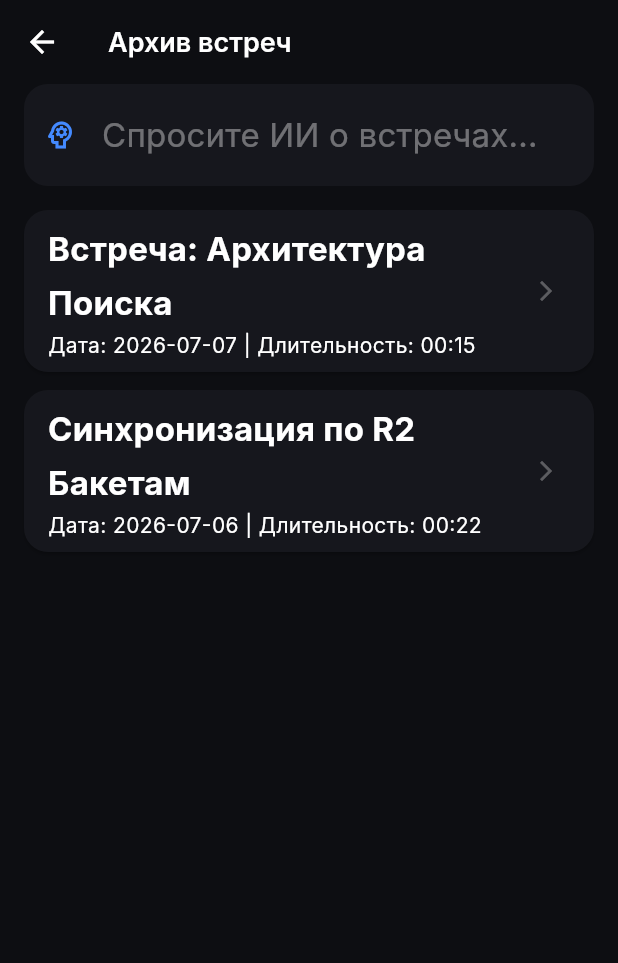
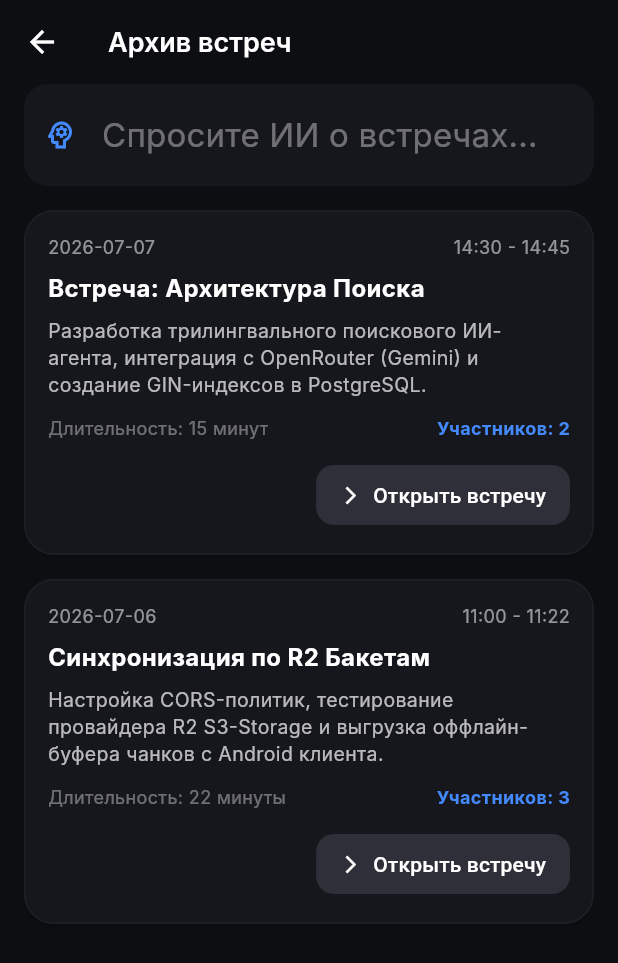
Before and after one commit to Dmytro-Salenko/AI-Meeting-translator, a Flutter app: the ArchiveScreen screen opened by its route, on a phone screen of 412 x 824 dp. Shown: the top 963 px of the screen. Run offline on Flutter 3.47's test engine with Material 3 defaults, Android fonts, the phone set to English and light mode, and no system bars; our stand-ins replace dio, equatable, flutter_bloc; Roboto replaces fonts that are missing (Inter).

Commit message:
feat: align archive and details screens with full T3 design specifications

```diff
--- a/ai_meeting_translator/lib/screens/archive_screen.dart
+++ b/ai_meeting_translator/lib/screens/archive_screen.dart
@@ -10,19 +10,25 @@ class ArchiveScreen extends StatefulWidget {
 class _ArchiveScreenState extends State<ArchiveScreen> {
   final TextEditingController _searchController = TextEditingController();
 
-  // Dummy archive list
+  // Dummy archive list with rich metadata matching T3
   final List<Map<String, dynamic>> _meetings = [
     {
       "id": "meeting_demo_1",
       "title": "Встреча: Архитектура Поиска",
       "date": "2026-07-07",
-      "duration": "00:15",
+      "time": "14:30 - 14:45",
+      "duration": "15 минут",
+      "summary": "Разработка трилингвального поискового ИИ-агента, интеграция с OpenRouter (Gemini) и создание GIN-индексов в PostgreSQL.",
+      "participants_count": 2,
     },
     {
       "id": "meeting_demo_2",
       "title": "Синхронизация по R2 Бакетам",
       "date": "2026-07-06",
-      "duration": "00:22",
+      "time": "11:00 - 11:22",
+      "duration": "22 минуты",
+      "summary": "Настройка CORS-политик, тестирование провайдера R2 S3-Storage и выгрузка оффлайн-буфера чанков с Android клиента.",
+      "participants_count": 3,
     }
   ];
 
@@ -176,15 +182,71 @@ class _ArchiveScreenState extends State<ArchiveScreen> {
         final meeting = _meetings[index];
         return Card(
           color: const Color(0xFF16171D),
-          margin: const EdgeInsets.only(bottom: 12),
-          shape: RoundedRectangleBorder(borderRadius: BorderRadius.circular(16)),
-          child: ListTile(
-            onTap: () {
-              Navigator.pushNamed(context, '/details', arguments: meeting["id"]);
-            },
-            title: Text(meeting["title"]!, style: const TextStyle(fontWeight: FontWeight.bold)),
-            subtitle: Text("Дата: ${meeting['date']!} | Длительность: ${meeting['duration']!}"),
-            trailing: const Icon(Icons.arrow_forward_ios, size: 16, color: Colors.white30),
+          margin: const EdgeInsets.only(bottom: 16),
+          shape: RoundedRectangleBorder(
+            borderRadius: BorderRadius.circular(20),
+            side: BorderSide(color: Colors.white.withOpacity(0.04)),
+          ),
+          child: Padding(
+            padding: const EdgeInsets.all(16.0),
+            child: Column(
+              crossAxisAlignment: CrossAxisAlignment.start,
+              children: [
+                Row(
+                  mainAxisAlignment: MainAxisAlignment.spaceBetween,
+                  children: [
+                    Text(
+                      meeting["date"]!,
+                      style: const TextStyle(color: Colors.white54, fontSize: 12),
+                    ),
+                    Text(
+                      meeting["time"]!,
+                      style: const TextStyle(color: Colors.white54, fontSize: 12),
+                    ),
+                  ],
+                ),
+                const SizedBox(height: 8),
+                Text(
+                  meeting["title"]!,
+                  style: const TextStyle(fontWeight: FontWeight.bold, fontSize: 16, color: Colors.white),
+                ),
+                const SizedBox(height: 8),
+                Text(
+                  meeting["summary"]!,
+                  style: const TextStyle(color: Colors.white70, fontSize: 13, height: 1.4),
+                ),
+                const SizedBox(height: 12),
+                Row(
+                  mainAxisAlignment: MainAxisAlignment.spaceBetween,
+                  children: [
+                    Text(
+                      "Длительность: ${meeting['duration']!}",
+                      style: const TextStyle(color: Colors.white38, fontSize: 12),
+                    ),
+                    Text(
+                      "Участников: ${meeting['participants_count']}",
+                      style: const TextStyle(color: Colors.blueAccent, fontSize: 12, fontWeight: FontWeight.bold),
+                    ),
+                  ],
+                ),
+                const SizedBox(height: 12),
+                Align(
+                  alignment: Alignment.centerRight,
+                  child: TextButton.icon(
+                    onPressed: () {
+                      Navigator.pushNamed(context, '/details', arguments: meeting["id"]);
+                    },
+                    icon: const Icon(Icons.arrow_forward_ios, size: 14, color: Colors.white),
+                    label: const Text("Открыть встречу", style: TextStyle(color: Colors.white)),
+                    style: TextButton.styleFrom(
+                      backgroundColor: const Color(0xFF2E2F38),
+                      padding: const EdgeInsets.symmetric(horizontal: 16, vertical: 8),
+                      shape: RoundedRectangleBorder(borderRadius: BorderRadius.circular(12)),
+                    ),
+                  ),
+                ),
+              ],
+            ),
           ),
         );
       },
--- a/ai_meeting_translator/lib/screens/meeting_detail_screen.dart
+++ b/ai_meeting_translator/lib/screens/meeting_detail_screen.dart
@@ -78,6 +78,36 @@ class _MeetingDetailScreenState extends State<MeetingDetailScreen> with SingleTi
             child: Column(
               children: [
                 const SizedBox(height: 8),
+                // Metadata Block (Date, Time, Duration, Participants)
+                Container(
+                  padding: const EdgeInsets.all(16.0),
+                  margin: const EdgeInsets.only(bottom: 12.0),
+                  decoration: BoxDecoration(
+                    color: const Color(0xFF16171D),
+                    borderRadius: BorderRadius.circular(16.0),
+                    border: Border.all(color: Colors.white.withOpacity(0.04)),
+                  ),
+                  child: Column(
+                    crossAxisAlignment: CrossAxisAlignment.start,
+                    children: [
+                      Row(
+                        mainAxisAlignment: MainAxisAlignment.spaceBetween,
+                        children: const [
+                          Text("Дата: 2026-07-07", style: TextStyle(color: Colors.white70, fontFamily: 'Inter', fontSize: 13)),
+                          Text("Время: 14:30 - 14:45", style: TextStyle(color: Colors.white70, fontFamily: 'Inter', fontSize: 13)),
+                        ],
+                      ),
+                      const SizedBox(height: 8),
+                      Row(
+                        mainAxisAlignment: MainAxisAlignment.spaceBetween,
+                        children: const [
+                          Text("Длительность: 15 минут", style: TextStyle(color: Colors.white70, fontFamily: 'Inter', fontSize: 13)),
+                          Text("Участники: Dmitry, David", style: TextStyle(color: Color(0xFF3B82F6), fontFamily: 'Inter', fontSize: 13, fontWeight: FontWeight.bold)),
+                        ],
+                      ),
+                    ],
+                  ),
+                ),
                 Container(
                   padding: const EdgeInsets.all(4.0),
                   decoration: BoxDecoration(
```
